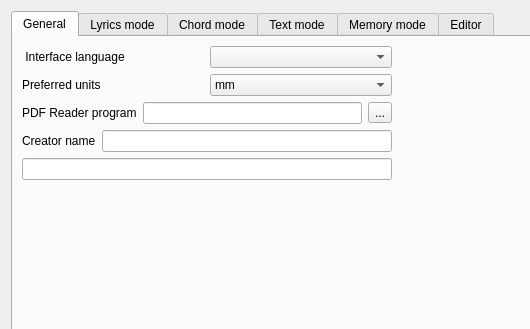
Qt form ui/dialogconfiguration.ui (jpcima/chordv) before a commit; both pictures show x 0 to 530 and y 0 to 329 of the 784 by 520 pixel window.
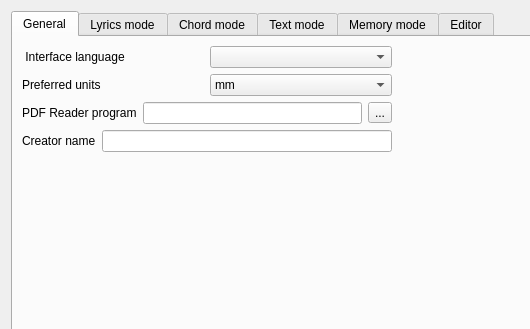
The same form after that commit. Custom widgets are drawn as their Qt base class.

```diff
--- a/ui/dialogconfiguration.ui
+++ b/ui/dialogconfiguration.ui
@@ -113,9 +113,6 @@
                </item>
               </layout>
              </item>
-             <item>
-              <widget class="QLineEdit" name="lineEditCreatoName_2"/>
-             </item>
              <item>
               <spacer name="verticalSpacer">
                <property name="orientation">
```
